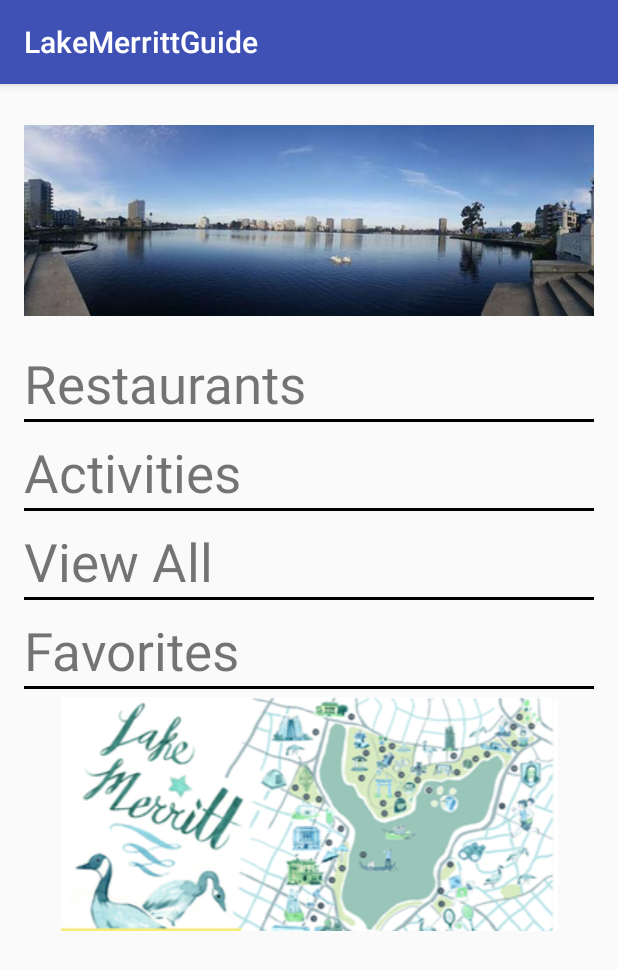
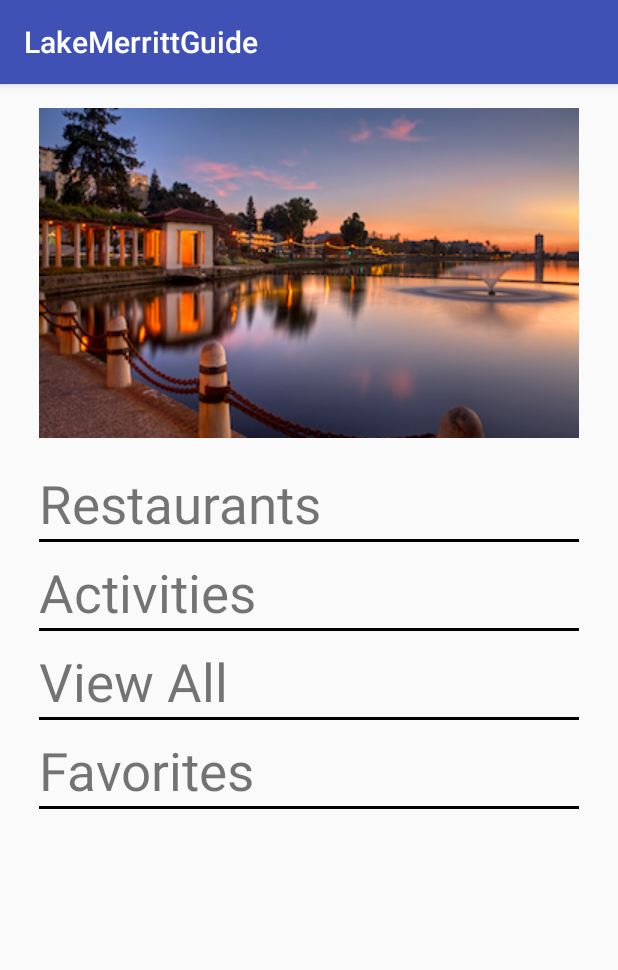
Before and after one commit to Billy1301/Neighborhood-Guide-App, an Android app: the screen it shows after launch (MainActivity), on a phone screen of 412 x 824 dp. Shown: the top 970 px of the screen. Run offline under Robolectric (Android 15) with nearby library versions, the phone set to English and light mode, and no system bars.

Commit message:
worked on some UI

```diff
--- a/LakeMerrittGuide/app/src/main/java/com/example/billy/lakemerrittguide/DescriptionActivity.java
+++ b/LakeMerrittGuide/app/src/main/java/com/example/billy/lakemerrittguide/DescriptionActivity.java
@@ -2,6 +2,7 @@ package com.example.billy.lakemerrittguide;
 
 import android.content.Intent;
 import android.os.Bundle;
+import android.support.design.widget.Snackbar;
 import android.support.v7.app.AppCompatActivity;
 import android.support.v7.widget.Toolbar;
 import android.view.View;
@@ -89,11 +90,14 @@ public class DescriptionActivity extends AppCompatActivity {
                         favoriteButton.setBackgroundResource(R.drawable.filledfav);
                         helper.updateFavoriteStatus(selectedId, MainActivity.FAVORITE_ICON);
                         thingsToDoClassClickedItem.setFavoriteStatus(MainActivity.FAVORITE_ICON);
+                        Snackbar.make(v, "Added to Favorites", Snackbar.LENGTH_LONG).setAction("Action", null).show();
+
                         break;
                     case MainActivity.FAVORITE_ICON:
                         favoriteButton.setBackgroundResource(R.drawable.emptyfav);
                         helper.updateFavoriteStatus(selectedId, MainActivity.NO_FAVORITE_ICON);
                         thingsToDoClassClickedItem.setFavoriteStatus(MainActivity.NO_FAVORITE_ICON);
+                        Snackbar.make(v, "Removed from Favorites", Snackbar.LENGTH_LONG).setAction("Action", null).show();
                         break;
                 }
             }
--- a/LakeMerrittGuide/app/src/main/res/layout/content_main.xml
+++ b/LakeMerrittGuide/app/src/main/res/layout/content_main.xml
@@ -15,18 +15,19 @@
     <FrameLayout
         android:id="@+id/main_frame_layout"
         android:layout_width="fill_parent"
-        android:layout_height="150dp">
+        android:layout_height="wrap_content">
 
         <ImageView
             android:id="@+id/main_imageLogo"
-            android:layout_width="match_parent"
+            android:layout_width="fill_parent"
             android:layout_height="match_parent"
-            android:src="@drawable/lakemerrittmain"/>
+            android:src="@drawable/lakemerrittmainlogo"/>
 
     </FrameLayout>
 
 
     <LinearLayout
+        android:padding="10dp"
         android:layout_below="@+id/main_frame_layout"
         android:id="@+id/mainLinearLayout"
         android:layout_width="match_parent"
@@ -92,13 +93,7 @@
             android:id="@+id/main_secondFrame_layout"
             android:layout_width="fill_parent"
             android:layout_height="match_parent">
-        <ImageView
-            android:layout_marginTop="5dp"
-            android:id="@+id/main_logo2"
-            android:layout_width="fill_parent"
-            android:layout_height="wrap_content"
-            android:src="@drawable/lakemerrittlogo"
-            />
+
         </FrameLayout>
 
     </LinearLayout>
```
Also changed, not shown: LakeMerrittGuide/app/src/main/res/drawable/lakemerrittmainlogo.png (added).
